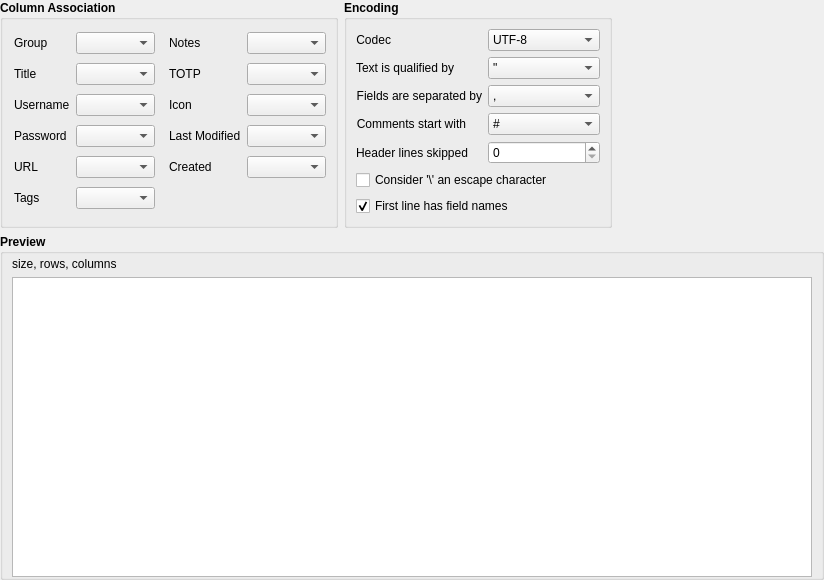
Above: src/gui/csvImport/CsvImportWidget.ui from keepassxreboot/keepassxc before the change. Below: the same form after it.
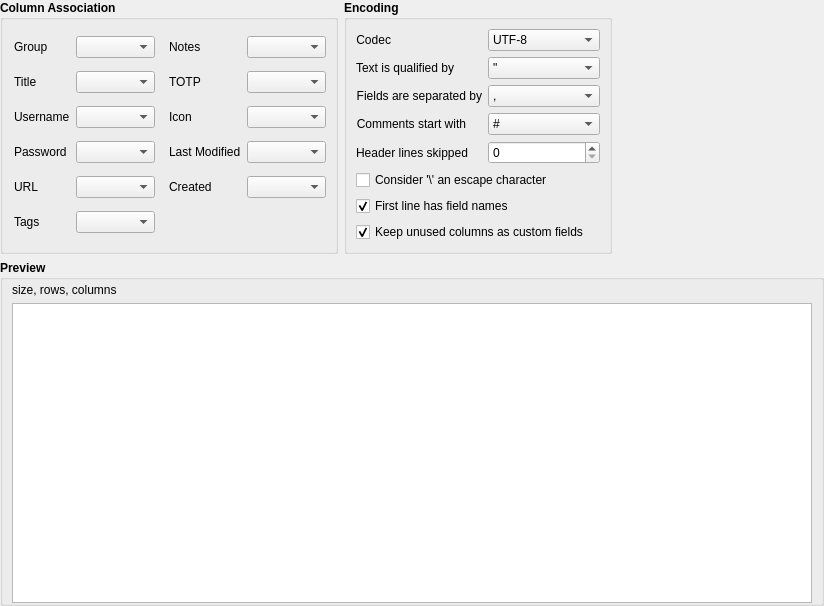
That is the form after the change.

Commit message: CSV: keep unused columns and warn before a lossy CSV export

```diff
--- a/src/gui/csvImport/CsvImportWidget.ui
+++ b/src/gui/csvImport/CsvImportWidget.ui
@@ -713,6 +713,25 @@
           </property>
          </widget>
         </item>
+        <item row="7" column="0" colspan="2">
+         <widget class="QCheckBox" name="checkBoxKeepOtherColumns">
+          <property name="font">
+           <font>
+            <weight>50</weight>
+            <bold>false</bold>
+           </font>
+          </property>
+          <property name="toolTip">
+           <string>Columns of the file that are not used for any field above are kept as custom fields of each entry (empty cells are skipped). Untick this to leave them out.</string>
+          </property>
+          <property name="text">
+           <string>Keep unused columns as custom fields</string>
+          </property>
+          <property name="checked">
+           <bool>true</bool>
+          </property>
+         </widget>
+        </item>
        </layout>
       </widget>
      </item>
```
The commit also changes 11 other files.
